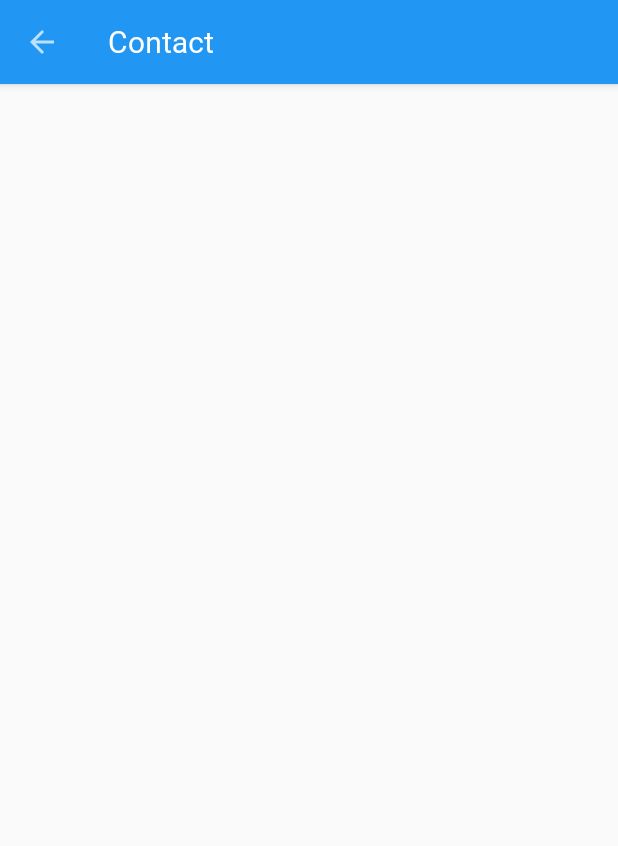
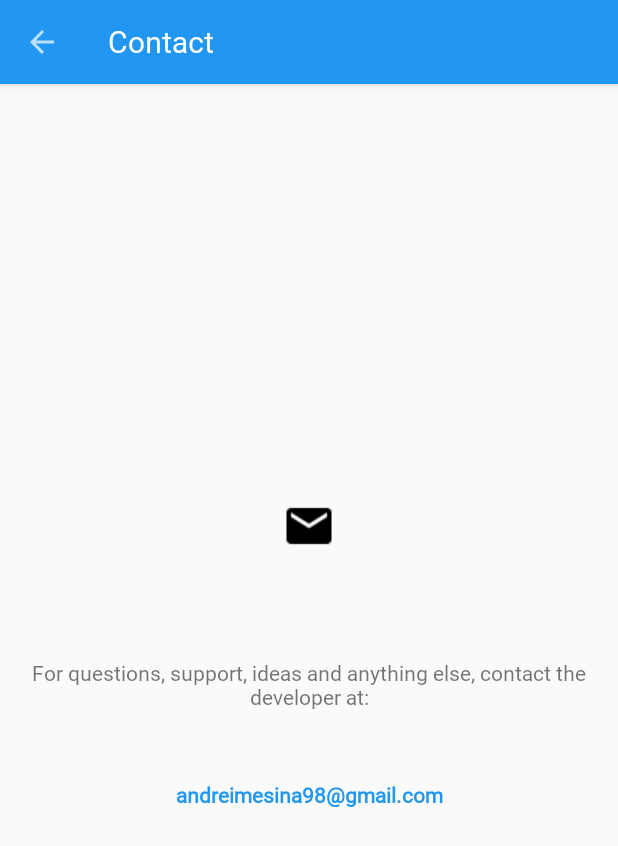
Before and after one commit to andreimesina/Moments, an Android app: the screen it shows after launch once a user with an empty profile is signed in (MainActivity), after a tap on "Contact", on a phone screen of 412 x 824 dp. Shown: the top 846 px of the screen. Run offline under Robolectric (Android 15) with nearby library versions, the phone set to English and light mode, and no system bars; our stand-ins replace AdMob, Firebase (no records; nobody signed in at launch, a user with empty details on screens opened directly); 21 statements that could not run were skipped; 2 other taps on this screen came first.

Commit message:
#12520779 Re-design contact us screen

```diff
--- a/app/src/main/java/com/andreimesina/moments/fragments/ContactFragment.java
+++ b/app/src/main/java/com/andreimesina/moments/fragments/ContactFragment.java
@@ -1,5 +1,7 @@
 package com.andreimesina.moments.fragments;
 
+import android.content.Intent;
+import android.net.Uri;
 import android.os.Bundle;
 import android.support.annotation.NonNull;
 import android.support.annotation.Nullable;
@@ -7,6 +9,7 @@ import android.support.v4.app.Fragment;
 import android.view.LayoutInflater;
 import android.view.View;
 import android.view.ViewGroup;
+import android.widget.TextView;
 
 import com.andreimesina.moments.R;
 
@@ -21,8 +24,30 @@ public class ContactFragment extends Fragment {
     }
 
     @Override
+    public void onViewCreated(@NonNull View view, @Nullable Bundle savedInstanceState) {
+        super.onViewCreated(view, savedInstanceState);
+
+        setMailListener(view);
+    }
+
+    @Override
     public void onActivityCreated(@Nullable Bundle savedInstanceState) {
         super.onActivityCreated(savedInstanceState);
         getActivity().setTitle(R.string.contact_title);
     }
+
+    private void setMailListener(@Nullable View container) {
+        TextView emailView = container.findViewById(R.id.text_developer_email);
+
+        emailView.setOnClickListener(new View.OnClickListener() {
+            @Override
+            public void onClick(View v) {
+                Intent mailIntent = new Intent(Intent.ACTION_SENDTO, Uri.fromParts(
+                        "mailto","andreimesina98@gmail.com", null));
+                mailIntent.putExtra(Intent.EXTRA_SUBJECT, "Mail from Moments");
+
+                getContext().startActivity(Intent.createChooser(mailIntent, "Send mail"));
+            }
+        });
+    }
 }
--- a/app/src/main/res/layout/contact.xml
+++ b/app/src/main/res/layout/contact.xml
@@ -1,5 +1,69 @@
 <?xml version="1.0" encoding="utf-8"?>
 <android.support.constraint.ConstraintLayout xmlns:android="http://schemas.android.com/apk/res/android"
+    xmlns:app="http://schemas.android.com/apk/res-auto"
     android:id="@+id/contact_layout"
     android:layout_width="match_parent"
-    android:layout_height="match_parent" />
+    android:layout_height="match_parent">
+
+    <ImageView
+        android:id="@+id/image_contact"
+        android:layout_width="wrap_content"
+        android:layout_height="wrap_content"
+        android:layout_marginTop="8dp"
+        android:layout_marginBottom="32dp"
+        android:src="@drawable/ic_contact"
+        app:layout_constraintBottom_toTopOf="@+id/textView"
+        app:layout_constraintEnd_toEndOf="parent"
+        app:layout_constraintHorizontal_bias="0.5"
+        app:layout_constraintStart_toStartOf="parent"
+        app:layout_constraintTop_toBottomOf="@+id/guideline" />
+
+    <TextView
+        android:id="@+id/textView"
+        android:layout_width="wrap_content"
+        android:layout_height="wrap_content"
+        android:layout_marginStart="16dp"
+        android:layout_marginEnd="16dp"
+        android:layout_marginBottom="8dp"
+        android:text="For questions, support, ideas and anything else, contact the developer at:"
+        android:textAlignment="center"
+        app:layout_constraintBottom_toTopOf="@+id/text_developer_email"
+        app:layout_constraintEnd_toEndOf="parent"
+        app:layout_constraintHorizontal_bias="0.5"
+        app:layout_constraintStart_toStartOf="parent"
+        app:layout_constraintTop_toBottomOf="@+id/image_contact" />
+
+    <TextView
+        android:id="@+id/text_developer_email"
+        android:layout_width="wrap_content"
+        android:layout_height="wrap_content"
+        android:layout_marginStart="16dp"
+        android:layout_marginEnd="16dp"
+        android:layout_marginBottom="16dp"
+        android:text="andreimesina98@gmail.com"
+        android:textColor="@color/colorPrimary"
+        android:textStyle="bold"
+        app:layout_constraintBottom_toTopOf="@+id/guideline2"
+        app:layout_constraintEnd_toEndOf="parent"
+        app:layout_constraintHorizontal_bias="0.5"
+        app:layout_constraintStart_toStartOf="parent"
+        app:layout_constraintTop_toBottomOf="@+id/textView" />
+
+    <android.support.constraint.Guideline
+        android:id="@+id/guideline"
+        android:layout_width="wrap_content"
+        android:layout_height="wrap_content"
+        android:orientation="horizontal"
+        app:layout_constraintBottom_toTopOf="@+id/image_contact"
+        app:layout_constraintGuide_percent="0.30"
+        app:layout_constraintTop_toTopOf="parent" />
+
+    <android.support.constraint.Guideline
+        android:id="@+id/guideline2"
+        android:layout_width="wrap_content"
+        android:layout_height="wrap_content"
+        android:orientation="horizontal"
+        app:layout_constraintBottom_toBottomOf="parent"
+        app:layout_constraintGuide_percent="0.7"
+        app:layout_constraintTop_toBottomOf="@+id/text_developer_email" />
+</android.support.constraint.ConstraintLayout>
```
